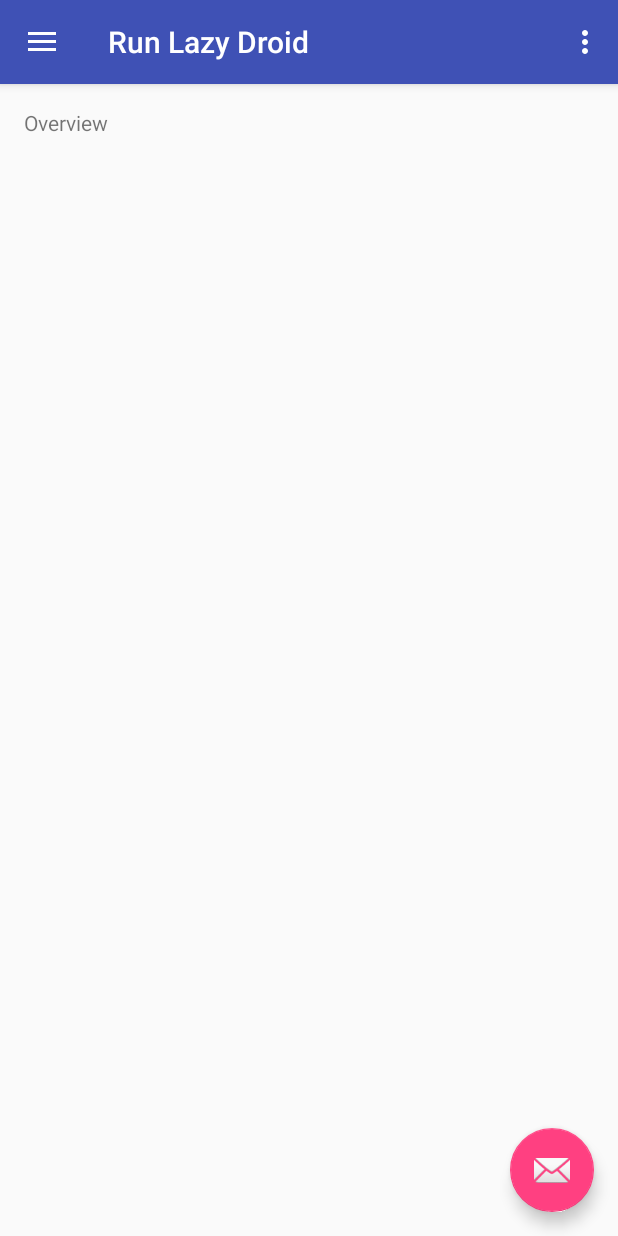
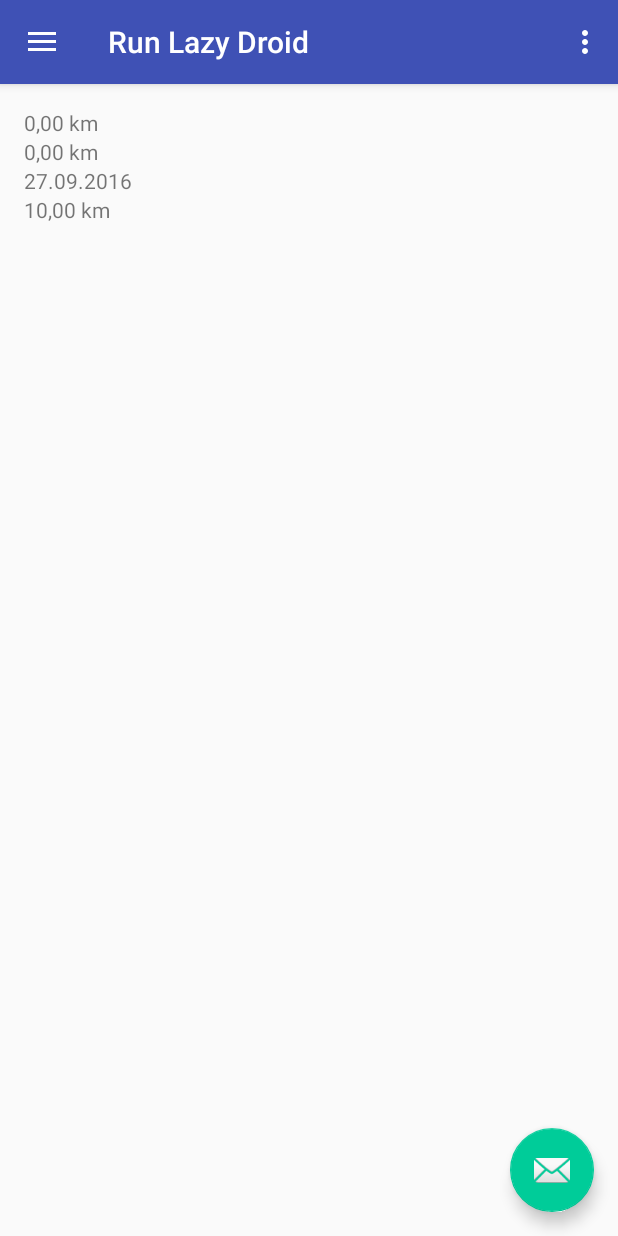
Before and after one commit to Querra/run-lazy-droid, an Android app: the MainActivity screen opened directly, with no data from a screen before it, on a phone screen of 412 x 824 dp. Run offline under Robolectric (Android 15) with nearby library versions, the phone set to English and light mode, and no system bars; libraries missing offline, so code that uses them is left out: com.facebook, com.facebook.internal; 11 statements that could not run were skipped.

Commit message:
Added preference logics, minor layout work

```diff
--- a/app/src/main/AndroidManifest.xml
+++ b/app/src/main/AndroidManifest.xml
@@ -9,6 +9,7 @@
         android:icon="@drawable/app_icon"
         android:label="@string/app_name"
         android:supportsRtl="true"
+        android:name="de.querra.mobile.runlazydroid.RunLazyDroidApplication"
         android:theme="@style/AppTheme">
         <meta-data
             android:name="com.facebook.sdk.ApplicationId"
--- /dev/null
+++ b/app/src/main/java/de/querra/mobile/runlazydroid/RunLazyDroidApplication.java
@@ -0,0 +1,24 @@
+package de.querra.mobile.runlazydroid;
+
+import android.app.Application;
+import android.content.Context;
+import android.preference.PreferenceManager;
+
+import de.querra.mobile.runlazydroid.helper.PreferencesHelper;
+
+public class RunLazyDroidApplication extends Application {
+
+    private static Context appContext;
+
+    @Override
+    public void onCreate() {
+        super.onCreate();
+        RunLazyDroidApplication.appContext = getApplicationContext();
+        PreferencesHelper.setDefaultValues(false);
+    }
+
+    public static Context getContext(){
+        return appContext;
+    }
+
+}
--- a/app/src/main/java/de/querra/mobile/runlazydroid/fragments/OverviewFragment.java
+++ b/app/src/main/java/de/querra/mobile/runlazydroid/fragments/OverviewFragment.java
@@ -7,8 +7,11 @@ import android.os.Bundle;
 import android.view.LayoutInflater;
 import android.view.View;
 import android.view.ViewGroup;
+import android.widget.TextView;
 
 import de.querra.mobile.runlazydroid.R;
+import de.querra.mobile.runlazydroid.helper.Formatter;
+import de.querra.mobile.runlazydroid.helper.PreferencesHelper;
 
 public class OverviewFragment extends Fragment {
 
@@ -24,7 +27,21 @@ public class OverviewFragment extends Fragment {
     public View onCreateView(LayoutInflater inflater, ViewGroup container,
                              Bundle savedInstanceState) {
         View view = inflater.inflate(R.layout.fragment_overview, container, false);
+        /*
+        PreferencesHelper.setDistanceRun(10.5f);
+        PreferencesHelper.setPenalties(2);
+        PreferencesHelper.setStartDate(new Date(1474927200000L));
+        PreferencesHelper.setWeekGoal(15f);
+*/
 
+        TextView distance = (TextView) view.findViewById(R.id.fragment_overview__distance);
+        distance.setText(Formatter.asKilometers(PreferencesHelper.getDistanceRun()));
+        TextView start = (TextView) view.findViewById(R.id.fragment_overview__start);
+        start.setText(Formatter.dateToString(PreferencesHelper.getStartDate()));
+        TextView penalty = (TextView) view.findViewById(R.id.fragment_overview__penalty);
+        penalty.setText(Formatter.penaltyToKilometers(PreferencesHelper.getPenalties()));
+        TextView goal = (TextView) view.findViewById(R.id.fragment_overview__goal);
+        goal.setText(Formatter.asKilometers(PreferencesHelper.getWeekGoal()));
 
         return view;
     }
--- /dev/null
+++ b/app/src/main/java/de/querra/mobile/runlazydroid/helper/Formatter.java
@@ -0,0 +1,20 @@
+package de.querra.mobile.runlazydroid.helper;
+
+import java.text.SimpleDateFormat;
+import java.util.Date;
+import java.util.Locale;
+
+public class Formatter {
+    public static String dateToString(Date date){
+        SimpleDateFormat formatter = new SimpleDateFormat("dd.MM.yyyy");
+        return formatter.format(date);
+    }
+
+    public static String asKilometers(float kilometers){
+        return String.format(Locale.GERMANY, "%.2f km", kilometers);
+    }
+
+    public static String penaltyToKilometers(int penaltiy){
+        return asKilometers(penaltiy*PreferencesHelper.getPenaltyDistance());
+    }
+}
--- /dev/null
+++ b/app/src/main/java/de/querra/mobile/runlazydroid/helper/PreferencesHelper.java
@@ -0,0 +1,138 @@
+package de.querra.mobile.runlazydroid.helper;
+
+
+import android.content.Context;
+import android.content.SharedPreferences;
+
+import java.util.Date;
+
+import de.querra.mobile.runlazydroid.RunLazyDroidApplication;
+
+public class PreferencesHelper {
+
+    public static final String DISTANCE_RUN = "distance_run";
+    public static final String PENALTIES = "penalties";
+    public static final String START_DATE = "start_date";
+    public static final String WEEK_GOAL = "week_goal";
+    public static final String PENALTY_DISTANCE = "penalty_distance";
+
+    private static final String SAVED_PREFERENCES = "run_lazy_droid_saved_preferences";
+    private static final String DEFAULTS_SET = "defaults_set";
+
+    public static float getDistanceRun(){
+        Context context = RunLazyDroidApplication.getContext();
+        if (context == null){
+            return 0f;
+        }
+        SharedPreferences sharedPreferences = context.getSharedPreferences(SAVED_PREFERENCES, Context.MODE_PRIVATE);
+        return sharedPreferences.getFloat(DISTANCE_RUN, 0f);
+    }
+
+    public static void setDistanceRun(float distanceRun){
+        Context context = RunLazyDroidApplication.getContext();
+        if (context == null){
+            return;
+        }
+        SharedPreferences sharedPreferences = context.getSharedPreferences(SAVED_PREFERENCES, Context.MODE_PRIVATE);
+        sharedPreferences.edit().putFloat(DISTANCE_RUN, distanceRun).apply();
+    }
+
+    public static int getPenalties(){
+        Context context = RunLazyDroidApplication.getContext();
+        if (context == null){
+            return 0;
+        }
+        SharedPreferences sharedPreferences = context.getSharedPreferences(SAVED_PREFERENCES, Context.MODE_PRIVATE);
+        return sharedPreferences.getInt(PENALTIES, 0);
+    }
+
+    public static void setPenalties(int penalties){
+        Context context = RunLazyDroidApplication.getContext();
+        if (context == null){
+            return;
+        }
+        SharedPreferences sharedPreferences = context.getSharedPreferences(SAVED_PREFERENCES, Context.MODE_PRIVATE);
+        sharedPreferences.edit().putInt(PENALTIES, penalties).apply();
+    }
+
+    public static Date getStartDate(){
+        Context context = RunLazyDroidApplication.getContext();
+        if (context == null){
+            return null;
+        }
+        SharedPreferences sharedPreferences = context.getSharedPreferences(SAVED_PREFERENCES, Context.MODE_PRIVATE);
+        long millis = sharedPreferences.getLong(START_DATE, 0);
+        return new Date(millis);
+    }
+
+    public static void setStartDate(Date date){
+        Context context = RunLazyDroidApplication.getContext();
+        if (context == null){
+            return;
+        }
+        SharedPreferences sharedPreferences = context.getSharedPreferences(SAVED_PREFERENCES, Context.MODE_PRIVATE);
+        sharedPreferences.edit().putLong(START_DATE, date.getTime()).apply();
+    }
+
+    public static float getWeekGoal(){
+        Context context = RunLazyDroidApplication.getContext();
+        if (context == null){
+            return 0f;
+        }
+        SharedPreferences sharedPreferences = context.getSharedPreferences(SAVED_PREFERENCES, Context.MODE_PRIVATE);
+        return sharedPreferences.getFloat(WEEK_GOAL, 0f);
+    }
+
+    public static void setWeekGoal(float weekGoal){
+        Context context = RunLazyDroidApplication.getContext();
+        if (context == null){
+            return;
+        }
+        SharedPreferences sharedPreferences = context.getSharedPreferences(SAVED_PREFERENCES, Context.MODE_PRIVATE);
+        sharedPreferences.edit().putFloat(WEEK_GOAL, weekGoal).apply();
+    }
+
+    public static float getPenaltyDistance() {
+        Context context = RunLazyDroidApplication.getContext();
+        if (context == null){
+            return 0f;
+        }
+        SharedPreferences sharedPreferences = context.getSharedPreferences(SAVED_PREFERENCES, Context.MODE_PRIVATE);
+        return sharedPreferences.getFloat(PENALTY_DISTANCE, 0f);
+    }
+
+    public static void setPenaltyDistance(float penaltyDistance){
+        Context context = RunLazyDroidApplication.getContext();
+        if (context == null){
+            return;
+        }
+        SharedPreferences sharedPreferences = context.getSharedPreferences(SAVED_PREFERENCES, Context.MODE_PRIVATE);
+        sharedPreferences.edit().putFloat(PENALTY_DISTANCE, penaltyDistance).apply();
+    }
+
+    private static boolean areDefaultsSet(){
+        Context context = RunLazyDroidApplication.getContext();
+        if (context == null){
+            return false;
+        }
+        SharedPreferences sharedPreferences = context.getSharedPreferences(SAVED_PREFERENCES, Context.MODE_PRIVATE);
+        return sharedPreferences.getBoolean(DEFAULTS_SET, false);
+    }
+
+    public static void setDefaultValues(boolean override){
+        Context context = RunLazyDroidApplication.getContext();
+        if (context == null){
+            return;
+        }
+        if (!areDefaultsSet() || override) {
+            setDistanceRun(0f);
+            setPenalties(0);
+            setStartDate(new Date());
+            setWeekGoal(10f);
+            setPenaltyDistance(5f);
+        }
+
+        SharedPreferences sharedPreferences = context.getSharedPreferences(SAVED_PREFERENCES, Context.MODE_PRIVATE);
+        sharedPreferences.edit().putBoolean(DEFAULTS_SET, true).apply();
+    }
+}
--- a/app/src/main/res/layout/fragment_overview.xml
+++ b/app/src/main/res/layout/fragment_overview.xml
@@ -2,9 +2,29 @@
     xmlns:tools="http://schemas.android.com/tools"
     android:layout_width="match_parent"
     android:layout_height="match_parent"
+    android:orientation="vertical"
     tools:context="de.querra.mobile.runlazydroid.fragments.OverviewFragment">
 
     <TextView
+        android:id="@+id/fragment_overview__distance"
+        android:layout_width="wrap_content"
+        android:layout_height="wrap_content"
+        android:text="Overview"/>
+
+    <TextView
+        android:id="@+id/fragment_overview__penalty"
+        android:layout_width="wrap_content"
+        android:layout_height="wrap_content"
+        android:text="Overview"/>
+
+    <TextView
+        android:id="@+id/fragment_overview__start"
+        android:layout_width="wrap_content"
+        android:layout_height="wrap_content"
+        android:text="Overview"/>
+
+    <TextView
+        android:id="@+id/fragment_overview__goal"
         android:layout_width="wrap_content"
         android:layout_height="wrap_content"
         android:text="Overview"/>
--- a/app/src/main/res/values/colors.xml
+++ b/app/src/main/res/values/colors.xml
@@ -2,5 +2,5 @@
 <resources>
     <color name="colorPrimary">#3F51B5</color>
     <color name="colorPrimaryDark">#303F9F</color>
-    <color name="colorAccent">#FF4081</color>
+    <color name="colorAccent">#0C9</color>
 </resources>
```
Also changed, not shown: app/src/main/res/layout/activity_login.xml (+6 -3 lines), app/src/main/res/layout/activity_start.xml (+18 -3 lines), app/src/main/res/values/strings.xml (+7 -0 lines), app/src/main/res/drawable/retro_reace_track.jpg (added), 1 other file.
